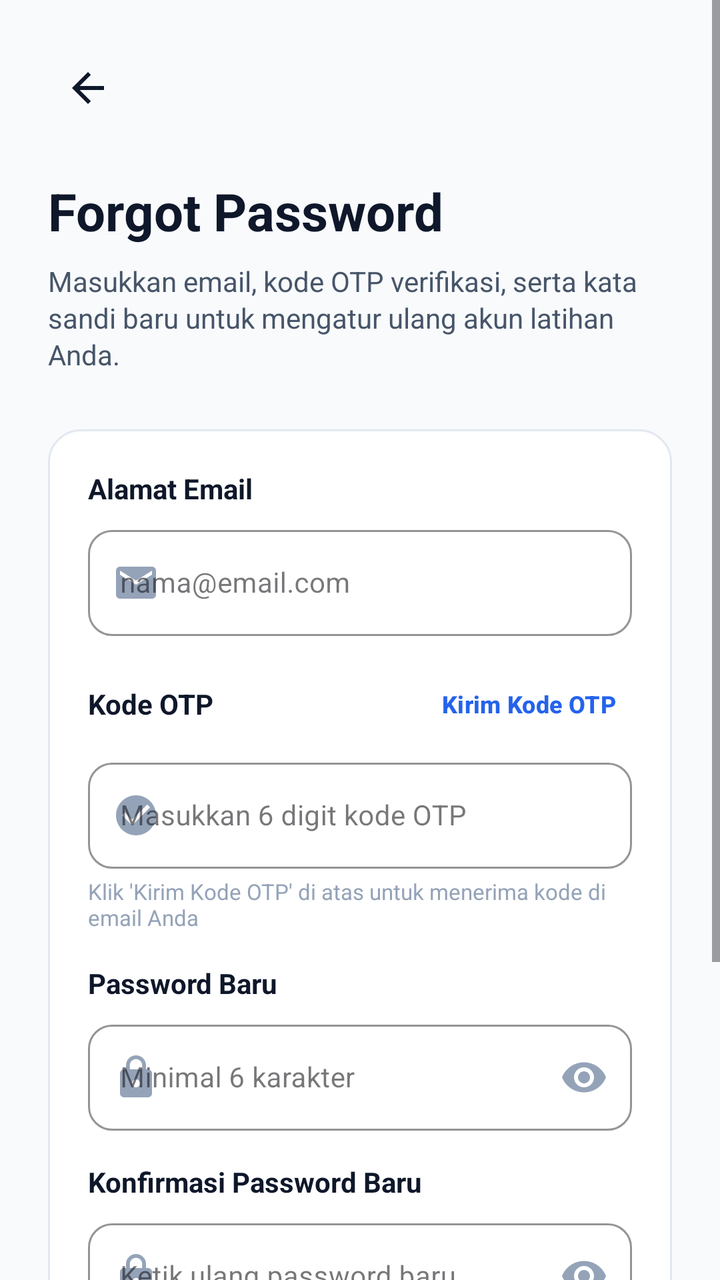
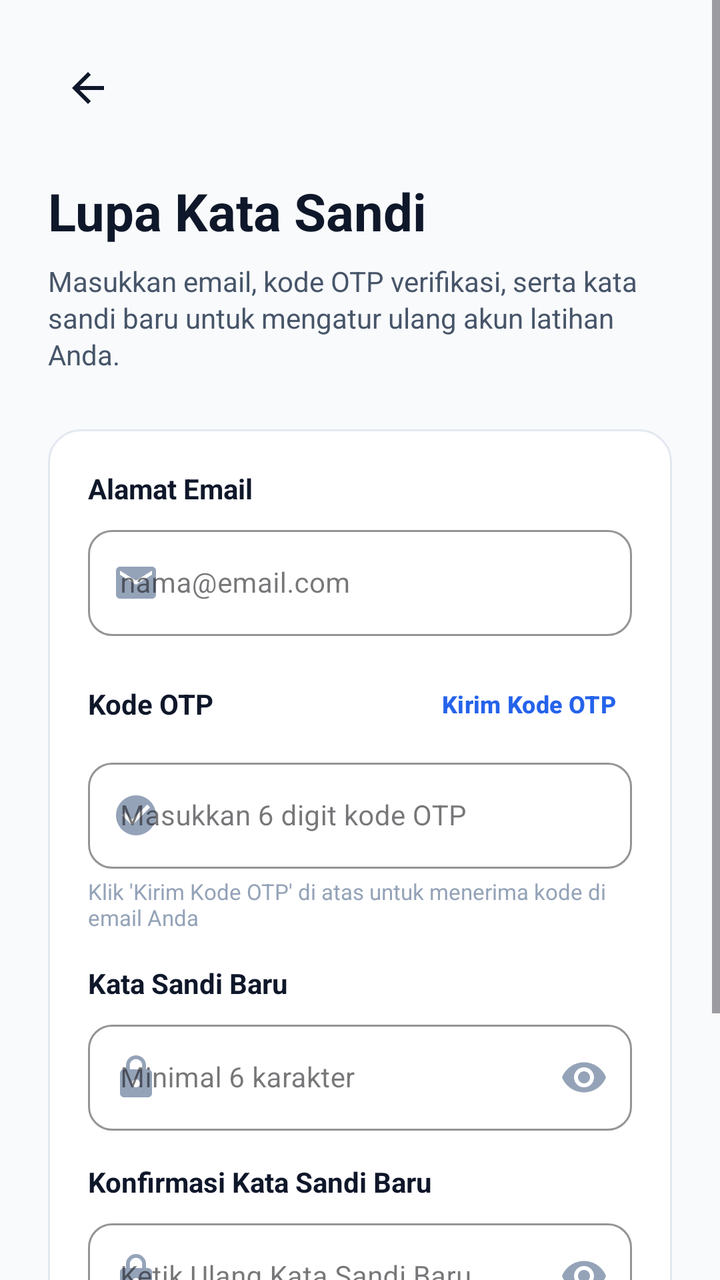

Before-and-after screenshots of an Android layout around one commit, followed by the original layout XML and the change that was made.
<!-- AndroidManifest.xml: application theme Theme.InterviewAI -->
<!-- res/layout/activity_forgot_password.xml -->
<?xml version="1.0" encoding="utf-8"?>
<ScrollView xmlns:android="http://schemas.android.com/apk/res/android"
    xmlns:app="http://schemas.android.com/apk/res-auto"
    android:id="@+id/main"
    android:layout_width="match_parent"
    android:layout_height="match_parent"
    android:background="@color/bg_light"
    android:fillViewport="true">

    <LinearLayout
        android:layout_width="match_parent"
        android:layout_height="wrap_content"
        android:orientation="vertical"
        android:padding="24dp">

        
        <LinearLayout
            android:layout_width="match_parent"
            android:layout_height="wrap_content"
            android:orientation="horizontal"
            android:gravity="center_vertical"
            android:layout_marginBottom="24dp">

            <ImageView
                android:id="@+id/btnBack"
                android:layout_width="40dp"
                android:layout_height="40dp"
                android:padding="8dp"
                android:src="@drawable/ic_arrow_back"
                android:contentDescription="Kembali"
                android:background="?attr/selectableItemBackgroundBorderless" />
        </LinearLayout>

        
        <TextView
            android:layout_width="wrap_content"
            android:layout_height="wrap_content"
            android:text="@string/title_forgot_password"
            android:textColor="@color/text_primary"
            android:textSize="26sp"
            android:textStyle="bold"
            android:layout_marginBottom="8dp" />

        <TextView
            android:layout_width="match_parent"
            android:layout_height="wrap_content"
            android:text="@string/desc_forgot_password"
            android:textColor="@color/text_secondary"
            android:textSize="14sp"
            android:lineSpacingExtra="2dp"
            android:layout_marginBottom="28dp" />

        
        <LinearLayout
            android:id="@+id/cardResetForm"
            android:layout_width="match_parent"
            android:layout_height="wrap_content"
            android:background="@drawable/bg_card_white"
            android:orientation="vertical"
            android:padding="20dp"
            android:layout_marginBottom="24dp">

            
            <TextView
                android:layout_width="wrap_content"
                android:layout_height="wrap_content"
                android:text="@string/label_email"
                android:textColor="@color/text_primary"
                android:textSize="14sp"
                android:textStyle="bold"
                android:layout_marginBottom="6dp" />

            <com.google.android.material.textfield.TextInputLayout
                android:id="@+id/tilEmail"
                style="@style/Widget.MaterialComponents.TextInputLayout.OutlinedBox"
                android:layout_width="match_parent"
                android:layout_height="wrap_content"
                android:layout_marginBottom="16dp"
                app:boxCornerRadiusBottomEnd="12dp"
                app:boxCornerRadiusBottomStart="12dp"
                app:boxCornerRadiusTopEnd="12dp"
                app:boxCornerRadiusTopStart="12dp"
                app:boxStrokeColor="@color/primary"
                app:errorIconDrawable="@null"
                app:startIconDrawable="@drawable/ic_email"
                app:startIconTint="@color/text_muted">

                <com.google.android.material.textfield.TextInputEditText
                    android:id="@+id/edtEmail"
                    android:layout_width="match_parent"
                    android:layout_height="wrap_content"
                    android:hint="@string/hint_email"
                    android:inputType="textEmailAddress"
                    android:textColor="@color/text_primary"
                    android:textSize="14sp" />
            </com.google.android.material.textfield.TextInputLayout>

            
            <LinearLayout
                android:layout_width="match_parent"
                android:layout_height="wrap_content"
                android:orientation="horizontal"
                android:gravity="center_vertical"
                android:layout_marginBottom="6dp">

                <TextView
                    android:layout_width="0dp"
                    android:layout_height="wrap_content"
                    android:layout_weight="1"
                    android:text="@string/label_otp"
                    android:textColor="@color/text_primary"
                    android:textSize="14sp"
                    android:textStyle="bold" />

                <ProgressBar
                    android:id="@+id/progressSendOtp"
                    android:layout_width="20dp"
                    android:layout_height="20dp"
                    android:indeterminate="true"
                    android:indeterminateTint="@color/primary"
                    android:layout_marginEnd="8dp"
                    android:visibility="gone" />

                <Button
                    android:id="@+id/btnSendOtp"
                    style="@style/Widget.Material3.Button.TextButton"
                    android:layout_width="wrap_content"
                    android:layout_height="36dp"
                    android:text="Kirim Kode OTP"
                    android:textColor="@color/primary"
                    android:textSize="12sp"
                    android:textStyle="bold"
                    android:paddingHorizontal="8dp"
                    android:paddingVertical="0dp" />
            </LinearLayout>

            <com.google.android.material.textfield.TextInputLayout
                android:id="@+id/tilOtp"
                style="@style/Widget.MaterialComponents.TextInputLayout.OutlinedBox"
                android:layout_width="match_parent"
                android:layout_height="wrap_content"
                android:layout_marginBottom="4dp"
                app:boxCornerRadiusBottomEnd="12dp"
                app:boxCornerRadiusBottomStart="12dp"
                app:boxCornerRadiusTopEnd="12dp"
                app:boxCornerRadiusTopStart="12dp"
                app:boxStrokeColor="@color/primary"
                app:errorIconDrawable="@null"
                app:startIconDrawable="@drawable/ic_check_circle"
                app:startIconTint="@color/text_muted">

                <com.google.android.material.textfield.TextInputEditText
                    android:id="@+id/edtOtp"
                    android:layout_width="match_parent"
                    android:layout_height="wrap_content"
                    android:hint="@string/hint_otp"
                    android:inputType="number"
                    android:textColor="@color/text_primary"
                    android:textSize="14sp" />
            </com.google.android.material.textfield.TextInputLayout>

            <TextView
                android:id="@+id/txtOtpHint"
                android:layout_width="wrap_content"
                android:layout_height="wrap_content"
                android:text="Klik 'Kirim Kode OTP' di atas untuk menerima kode di email Anda"
                android:textColor="@color/text_muted"
                android:textSize="11sp"
                android:layout_marginBottom="16dp" />

            
            <TextView
                android:layout_width="wrap_content"
                android:layout_height="wrap_content"
                android:text="@string/label_new_password"
                android:textColor="@color/text_primary"
                android:textSize="14sp"
                android:textStyle="bold"
                android:layout_marginBottom="6dp" />

            <com.google.android.material.textfield.TextInputLayout
                android:id="@+id/tilNewPassword"
                style="@style/Widget.MaterialComponents.TextInputLayout.OutlinedBox"
                android:layout_width="match_parent"
                android:layout_height="wrap_content"
                android:layout_marginBottom="16dp"
                app:boxCornerRadiusBottomEnd="12dp"
                app:boxCornerRadiusBottomStart="12dp"
                app:boxCornerRadiusTopEnd="12dp"
                app:boxCornerRadiusTopStart="12dp"
                app:boxStrokeColor="@color/primary"
                app:endIconMode="password_toggle"
                app:endIconTint="@color/text_muted"
                app:errorIconDrawable="@null"
                app:startIconDrawable="@drawable/ic_lock"
                app:startIconTint="@color/text_muted">

                <com.google.android.material.textfield.TextInputEditText
                    android:id="@+id/edtNewPassword"
                    android:layout_width="match_parent"
                    android:layout_height="wrap_content"
                    android:hint="@string/hint_new_password"
                    android:inputType="textPassword"
                    android:textColor="@color/text_primary"
                    android:textSize="14sp" />
            </com.google.android.material.textfield.TextInputLayout>

            
            <TextView
                android:layout_width="wrap_content"
                android:layout_height="wrap_content"
                android:text="@string/label_confirm_new_password"
                android:textColor="@color/text_primary"
                android:textSize="14sp"
                android:textStyle="bold"
                android:layout_marginBottom="6dp" />

            <com.google.android.material.textfield.TextInputLayout
                android:id="@+id/tilConfirmPassword"
                style="@style/Widget.MaterialComponents.TextInputLayout.OutlinedBox"
                android:layout_width="match_parent"
                android:layout_height="wrap_content"
                android:layout_marginBottom="24dp"
                app:boxCornerRadiusBottomEnd="12dp"
                app:boxCornerRadiusBottomStart="12dp"
                app:boxCornerRadiusTopEnd="12dp"
                app:boxCornerRadiusTopStart="12dp"
                app:boxStrokeColor="@color/primary"
                app:endIconMode="password_toggle"
                app:endIconTint="@color/text_muted"
                app:errorIconDrawable="@null"
                app:startIconDrawable="@drawable/ic_lock"
                app:startIconTint="@color/text_muted">

                <com.google.android.material.textfield.TextInputEditText
                    android:id="@+id/edtConfirmPassword"
                    android:layout_width="match_parent"
                    android:layout_height="wrap_content"
                    android:hint="@string/hint_confirm_new_password"
                    android:inputType="textPassword"
                    android:textColor="@color/text_primary"
                    android:textSize="14sp" />
            </com.google.android.material.textfield.TextInputLayout>

            
            <Button
                android:id="@+id/btnResetPassword"
                android:layout_width="match_parent"
                android:layout_height="52dp"
                android:text="@string/btn_reset_password"
                android:textColor="@color/white"
                android:textSize="16sp"
                android:textStyle="bold"
                app:backgroundTint="@color/primary"
                app:cornerRadius="12dp" />

        </LinearLayout>

        
        <LinearLayout
            android:id="@+id/cardResetSuccess"
            android:layout_width="match_parent"
            android:layout_height="wrap_content"
            android:background="@drawable/bg_card_white"
            android:orientation="vertical"
            android:padding="24dp"
            android:gravity="center_horizontal"
            android:visibility="gone"
            android:layout_marginBottom="24dp">

            <ImageView
                android:layout_width="56dp"
                android:layout_height="56dp"
                android:src="@drawable/ic_check_circle"
                app:tint="@color/success"
                android:contentDescription="Sukses"
                android:layout_marginBottom="14dp" />

            <TextView
                android:id="@+id/txtSuccessTitle"
                android:layout_width="wrap_content"
                android:layout_height="wrap_content"
                android:text="@string/msg_reset_success_title"
                android:textColor="@color/text_primary"
                android:textSize="18sp"
                android:textStyle="bold"
                android:layout_marginBottom="8dp" />

            <TextView
                android:id="@+id/txtSuccessMessage"
                android:layout_width="match_parent"
                android:layout_height="wrap_content"
                android:gravity="center"
                android:textColor="@color/text_secondary"
                android:textSize="14sp"
                android:lineSpacingExtra="3dp"
                android:layout_marginBottom="20dp" />

            <Button
                android:id="@+id/btnSuccessBackToLogin"
                android:layout_width="match_parent"
                android:layout_height="50dp"
                android:text="@string/btn_back_to_login"
                android:textColor="@color/white"
                android:textSize="15sp"
                android:textStyle="bold"
                app:backgroundTint="@color/primary"
                app:cornerRadius="12dp" />
        </LinearLayout>

        
        <TextView
            android:id="@+id/btnBackToLogin"
            android:layout_width="match_parent"
            android:layout_height="wrap_content"
            android:gravity="center"
            android:text="@string/btn_back_to_login"
            android:textColor="@color/primary"
            android:textSize="14sp"
            android:textStyle="bold"
            android:padding="12dp"
            android:background="?attr/selectableItemBackground" />

    </LinearLayout>
</ScrollView>
<!-- resources referenced by this layout -->
<resources>
  <color name="bg_light">#F8FAFC</color>
  <color name="primary">#2563EB</color>
  <color name="success">#16A34A</color>
  <color name="text_muted">#94A3B8</color>
  <color name="text_primary">#0F172A</color>
  <color name="text_secondary">#475569</color>
  <color name="white">#FFFFFF</color>
  <!-- drawable bg_card_white (drawable) -->
  <?xml version="1.0" encoding="utf-8"?>
  <shape xmlns:android="http://schemas.android.com/apk/res/android"
      android:shape="rectangle">
      <solid android:color="@color/surface_card" />
      <corners android:radius="16dp" />
      <stroke
          android:width="1dp"
          android:color="@color/surface_stroke" />
  </shape>
  <!-- drawable ic_arrow_back (drawable) -->
  <vector xmlns:android="http://schemas.android.com/apk/res/android"
      android:width="24dp"
      android:height="24dp"
      android:viewportWidth="24"
      android:viewportHeight="24">
    <path
        android:fillColor="@color/text_primary"
        android:pathData="M20,11H7.83l5.59,-5.59L12,4l-8,8 8,8 1.41,-1.41L7.83,13H20v-2z"/>
  </vector>
  <!-- drawable ic_check_circle (drawable) -->
  <vector xmlns:android="http://schemas.android.com/apk/res/android"
      android:width="24dp"
      android:height="24dp"
      android:viewportWidth="24"
      android:viewportHeight="24">
    <path
        android:fillColor="@color/success"
        android:pathData="M12,2C6.48,2 2,6.48 2,12s4.48,10 10,10 10,-4.48 10,-10S17.52,2 12,2zM10,17l-5,-5 1.41,-1.41L10,14.17l7.59,-7.59L19,8l-9,9z"/>
  </vector>
  <!-- drawable ic_email (drawable) -->
  <vector xmlns:android="http://schemas.android.com/apk/res/android"
      android:width="24dp"
      android:height="24dp"
      android:viewportWidth="24"
      android:viewportHeight="24">
    <path
        android:fillColor="@color/text_muted"
        android:pathData="M20,4H4c-1.1,0 -1.99,0.9 -1.99,2L2,18c0,1.1 0.9,2 2,2h16c1.1,0 2,-0.9 2,-2V6c0,-1.1 -0.9,-2 -2,-2zm0,4l-8,5 -8,-5V6l8,5 8,-5v2z"/>
  </vector>
  <!-- drawable ic_lock (drawable) -->
  <vector xmlns:android="http://schemas.android.com/apk/res/android"
      android:width="24dp"
      android:height="24dp"
      android:viewportWidth="24"
      android:viewportHeight="24">
    <path
        android:fillColor="@color/text_muted"
        android:pathData="M18,8h-1V6c0,-2.76 -2.24,-5 -5,-5S7,3.24 7,6v2H6c-1.1,0 -2,0.9 -2,2v10c0,1.1 0.9,2 2,2h12c1.1,0 2,-0.9 2,-2V10c0,-1.1 -0.9,-2 -2,-2zm-6,9c-1.1,0 -2,-0.9 -2,-2s0.9,-2 2,-2 2,0.9 2,2 -0.9,2 -2,2zm3.1,-9H8.9V6c0,-1.71 1.39,-3.1 3.1,-3.1 1.71,0 3.1,1.39 3.1,3.1v2z"/>
  </vector>
  <string name="btn_back_to_login">Back to Login</string>
  <string name="btn_reset_password">Reset Password</string>
  <string name="desc_forgot_password">Masukkan email, kode OTP verifikasi, serta kata sandi baru untuk mengatur ulang akun latihan Anda.</string>
  <string name="hint_confirm_new_password">Ketik ulang password baru</string>
  <string name="hint_email">nama@email.com</string>
  <string name="hint_new_password">Minimal 6 karakter</string>
  <string name="hint_otp">Masukkan 6 digit kode OTP</string>
  <string name="label_confirm_new_password">Konfirmasi Password Baru</string>
  <string name="label_email">Alamat Email</string>
  <string name="label_new_password">Password Baru</string>
  <string name="label_otp">Kode OTP</string>
  <string name="msg_reset_success_title">Kata Sandi Berhasil Direset</string>
  <string name="title_forgot_password">Forgot Password</string>
  <style name="Theme.InterviewAI" parent="Base.Theme.InterviewAI" />
  <color name="surface_card">#FFFFFF</color>
  <color name="surface_stroke">#E2E8F0</color>
  <color name="on_primary">#FFFFFF</color>
  <color name="primary_container">#EFF6FF</color>
  <color name="secondary">#0D9488</color>
  <!-- unchanged entries left out for length: 1 -->
</resources>

<!-- the commit's change to res/layout/activity_forgot_password.xml (unified diff, before → after) -->
@@ -35,7 +35,7 @@
         <TextView
             android:layout_width="wrap_content"
             android:layout_height="wrap_content"
-            android:text="@string/title_forgot_password"
+            android:text="Lupa Kata Sandi"
             android:textColor="@color/text_primary"
             android:textSize="26sp"
             android:textStyle="bold"
@@ -172,7 +172,7 @@
             <TextView
                 android:layout_width="wrap_content"
                 android:layout_height="wrap_content"
-                android:text="@string/label_new_password"
+                android:text="Kata Sandi Baru"
                 android:textColor="@color/text_primary"
                 android:textSize="14sp"
                 android:textStyle="bold"
@@ -209,7 +209,7 @@
             <TextView
                 android:layout_width="wrap_content"
                 android:layout_height="wrap_content"
-                android:text="@string/label_confirm_new_password"
+                android:text="Konfirmasi Kata Sandi Baru"
                 android:textColor="@color/text_primary"
                 android:textSize="14sp"
                 android:textStyle="bold"
@@ -236,7 +236,7 @@
                     android:id="@+id/edtConfirmPassword"
                     android:layout_width="match_parent"
                     android:layout_height="wrap_content"
-                    android:hint="@string/hint_confirm_new_password"
+                    android:hint="Ketik Ulang Kata Sandi Baru"
                     android:inputType="textPassword"
                     android:textColor="@color/text_primary"
                     android:textSize="14sp" />
@@ -247,7 +247,7 @@
                 android:id="@+id/btnResetPassword"
                 android:layout_width="match_parent"
                 android:layout_height="52dp"
-                android:text="@string/btn_reset_password"
+                android:text="Atur Ulang Kata Sandi"
                 android:textColor="@color/white"
                 android:textSize="16sp"
                 android:textStyle="bold"
@@ -265,8 +265,7 @@
             android:orientation="vertical"
             android:padding="24dp"
             android:gravity="center_horizontal"
-            android:visibility="gone"
-            android:layout_marginBottom="24dp">
+            android:visibility="gone">
 
             <ImageView
                 android:layout_width="56dp"
@@ -300,7 +299,7 @@
                 android:id="@+id/btnSuccessBackToLogin"
                 android:layout_width="match_parent"
                 android:layout_height="50dp"
-                android:text="@string/btn_back_to_login"
+                android:text="Kembali ke Halaman Masuk"
                 android:textColor="@color/white"
                 android:textSize="15sp"
                 android:textStyle="bold"
@@ -308,18 +307,5 @@
                 app:cornerRadius="12dp" />
         </LinearLayout>
 
-        
-        <TextView
-            android:id="@+id/btnBackToLogin"
-            android:layout_width="match_parent"
-            android:layout_height="wrap_content"
-            android:gravity="center"
-            android:text="@string/btn_back_to_login"
-            android:textColor="@color/primary"
-            android:textSize="14sp"
-            android:textStyle="bold"
-            android:padding="12dp"
-            android:background="?attr/selectableItemBackground" />
-
     </LinearLayout>
 </ScrollView>
<!-- resource entries referenced after the edit -->
@@ -57,19 +57,13 @@
         android:fillColor="@color/text_muted"
         android:pathData="M18,8h-1V6c0,-2.76 -2.24,-5 -5,-5S7,3.24 7,6v2H6c-1.1,0 -2,0.9 -2,2v10c0,1.1 0.9,2 2,2h12c1.1,0 2,-0.9 2,-2V10c0,-1.1 -0.9,-2 -2,-2zm-6,9c-1.1,0 -2,-0.9 -2,-2s0.9,-2 2,-2 2,0.9 2,2 -0.9,2 -2,2zm3.1,-9H8.9V6c0,-1.71 1.39,-3.1 3.1,-3.1 1.71,0 3.1,1.39 3.1,3.1v2z"/>
   </vector>
-  <string name="btn_back_to_login">Back to Login</string>
-  <string name="btn_reset_password">Reset Password</string>
   <string name="desc_forgot_password">Masukkan email, kode OTP verifikasi, serta kata sandi baru untuk mengatur ulang akun latihan Anda.</string>
-  <string name="hint_confirm_new_password">Ketik ulang password baru</string>
   <string name="hint_email">nama@email.com</string>
   <string name="hint_new_password">Minimal 6 karakter</string>
   <string name="hint_otp">Masukkan 6 digit kode OTP</string>
-  <string name="label_confirm_new_password">Konfirmasi Password Baru</string>
   <string name="label_email">Alamat Email</string>
-  <string name="label_new_password">Password Baru</string>
   <string name="label_otp">Kode OTP</string>
   <string name="msg_reset_success_title">Kata Sandi Berhasil Direset</string>
-  <string name="title_forgot_password">Forgot Password</string>
   <style name="Theme.InterviewAI" parent="Base.Theme.InterviewAI" />
   <color name="surface_card">#FFFFFF</color>
   <color name="surface_stroke">#E2E8F0</color>
